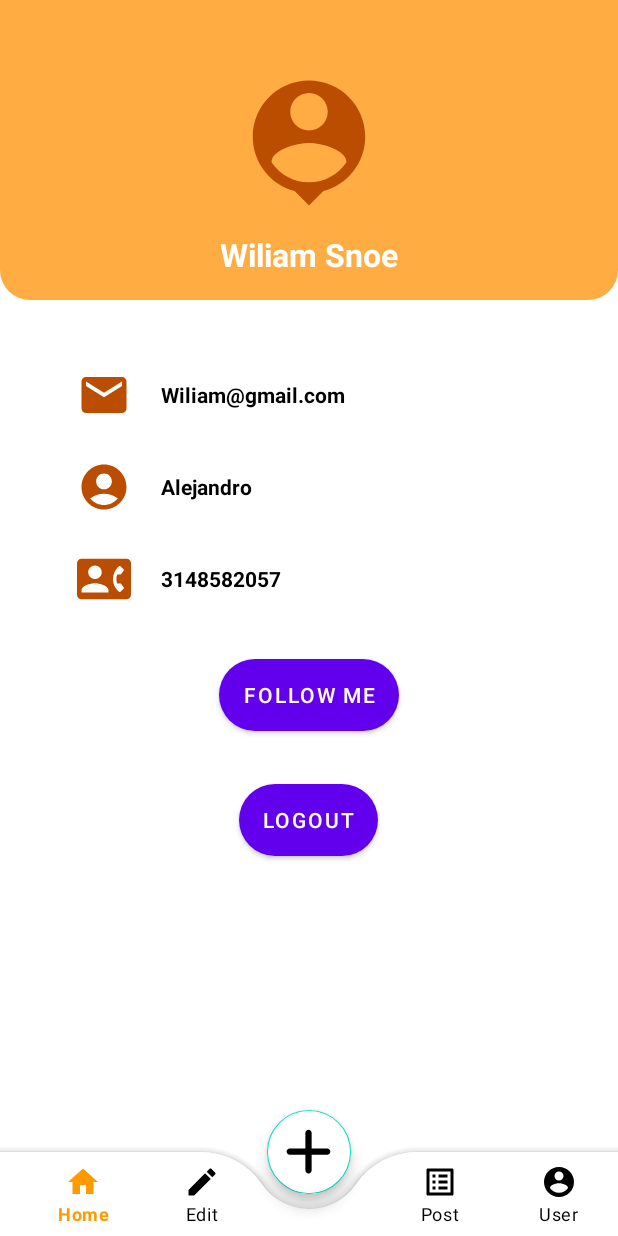
After one commit to YearlyBuzzard/DDYSS, an Android app: the fragment ProfileUser placed in its activity, on a phone screen of 412 x 824 dp. The commit adds this screen. Run offline under Robolectric (Android 15) with nearby library versions, the phone set to English and light mode, and no system bars.

Commit message:
new project

```diff
--- a/app/build.gradle
+++ b/app/build.gradle
@@ -36,6 +36,7 @@ dependencies {
     implementation 'androidx.constraintlayout:constraintlayout:2.1.4'
     implementation 'com.google.firebase:firebase-auth:21.0.2'
     implementation 'com.google.firebase:firebase-firestore:24.0.2'
+    implementation 'androidx.cardview:cardview:1.0.0'
     testImplementation 'junit:junit:4.13.2'
     androidTestImplementation 'androidx.test.ext:junit:1.1.3'
     androidTestImplementation 'androidx.test.espresso:espresso-core:3.4.0'
--- a/app/src/main/java/com/example/ddyssadmin/Dashboard_admin.java
+++ b/app/src/main/java/com/example/ddyssadmin/Dashboard_admin.java
@@ -12,7 +12,9 @@ import com.google.android.material.navigation.NavigationBarView;
 
 public class Dashboard_admin extends AppCompatActivity {
 
+
     Home_Admin Padmin = new Home_Admin();
+    ProfileUser UserProfile = new ProfileUser();
     FloatingActionButton crear;
     BottomNavigationView bottomnavigationView;
 
@@ -34,6 +36,9 @@ public class Dashboard_admin extends AppCompatActivity {
                     case R.id.home:
                         getSupportFragmentManager().beginTransaction().replace(R.id.container, Padmin).commit();
                         return true;
+                    case R.id.account:
+                        getSupportFragmentManager().beginTransaction().replace(R.id.container, UserProfile).commit();
+                        return true;
                 }
                 return false;
             }
--- /dev/null
+++ b/app/src/main/java/com/example/ddyssadmin/ProfileUser.java
@@ -0,0 +1,64 @@
+package com.example.ddyssadmin;
+
+import android.os.Bundle;
+
+import androidx.fragment.app.Fragment;
+
+import android.view.LayoutInflater;
+import android.view.View;
+import android.view.ViewGroup;
+
+/**
+ * A simple {@link Fragment} subclass.
+ * Use the {@link ProfileUser#newInstance} factory method to
+ * create an instance of this fragment.
+ */
+public class ProfileUser extends Fragment {
+
+    // TODO: Rename parameter arguments, choose names that match
+    // the fragment initialization parameters, e.g. ARG_ITEM_NUMBER
+    private static final String ARG_PARAM1 = "param1";
+    private static final String ARG_PARAM2 = "param2";
+
+    // TODO: Rename and change types of parameters
+    private String mParam1;
+    private String mParam2;
+
+    public ProfileUser() {
+        // Required empty public constructor
+    }
+
+    /**
+     * Use this factory method to create a new instance of
+     * this fragment using the provided parameters.
+     *
+     * @param param1 Parameter 1.
+     * @param param2 Parameter 2.
+     * @return A new instance of fragment ProfileUser.
+     */
+    // TODO: Rename and change types and number of parameters
+    public static ProfileUser newInstance(String param1, String param2) {
+        ProfileUser fragment = new ProfileUser();
+        Bundle args = new Bundle();
+        args.putString(ARG_PARAM1, param1);
+        args.putString(ARG_PARAM2, param2);
+        fragment.setArguments(args);
+        return fragment;
+    }
+
+    @Override
+    public void onCreate(Bundle savedInstanceState) {
+        super.onCreate(savedInstanceState);
+        if (getArguments() != null) {
+            mParam1 = getArguments().getString(ARG_PARAM1);
+            mParam2 = getArguments().getString(ARG_PARAM2);
+        }
+    }
+
+    @Override
+    public View onCreateView(LayoutInflater inflater, ViewGroup container,
+                             Bundle savedInstanceState) {
+        // Inflate the layout for this fragment
+        return inflater.inflate(R.layout.fragment_profile_user, container, false);
+    }
+}
--- a/app/src/main/res/drawable-v24/header_bg.xml
+++ b/app/src/main/res/drawable-v24/header_bg.xml
@@ -1,7 +1,7 @@
 <?xml version="1.0" encoding="utf-8"?>
 <shape xmlns:android="http://schemas.android.com/apk/res/android"
 android:shape="rectangle">
-<solid android:color="#FF9A00" />
+<solid android:color="#ffad42" />
 <corners
     android:bottomRightRadius="20dp"
     android:bottomLeftRadius="20dp" />
--- a/app/src/main/res/drawable/bg.xml
+++ b/app/src/main/res/drawable/bg.xml
@@ -1,5 +1,5 @@
 <?xml version="1.0" encoding="utf-8"?>
 <shape xmlns:android="http://schemas.android.com/apk/res/android">
-    <solid android:color="#FF9A00"/>
+    <solid android:color="#ffad42"/>
     <corners android:radius="500dp"/>
 </shape>
--- /dev/null
+++ b/app/src/main/res/drawable/ic_account_circle.xml
@@ -0,0 +1,5 @@
+<vector android:height="24dp" android:tint="#BB4D00"
+    android:viewportHeight="24" android:viewportWidth="24"
+    android:width="24dp" xmlns:android="http://schemas.android.com/apk/res/android">
+    <path android:fillColor="@android:color/white" android:pathData="M12,2C6.48,2 2,6.48 2,12s4.48,10 10,10s10,-4.48 10,-10S17.52,2 12,2zM12,6c1.93,0 3.5,1.57 3.5,3.5S13.93,13 12,13s-3.5,-1.57 -3.5,-3.5S10.07,6 12,6zM12,20c-2.03,0 -4.43,-0.82 -6.14,-2.88C7.55,15.8 9.68,15 12,15s4.45,0.8 6.14,2.12C16.43,19.18 14.03,20 12,20z"/>
+</vector>
--- /dev/null
+++ b/app/src/main/res/drawable/ic_baseline_person_pin_24.xml
@@ -0,0 +1,5 @@
+<vector android:height="24dp" android:tint="#BB4D00"
+    android:viewportHeight="24" android:viewportWidth="24"
+    android:width="24dp" xmlns:android="http://schemas.android.com/apk/res/android">
+    <path android:fillColor="@android:color/white" android:pathData="M12,2c-4.97,0 -9,4.03 -9,9 0,4.17 2.84,7.67 6.69,8.69L12,22l2.31,-2.31C18.16,18.67 21,15.17 21,11c0,-4.97 -4.03,-9 -9,-9zM12,4c1.66,0 3,1.34 3,3s-1.34,3 -3,3 -3,-1.34 -3,-3 1.34,-3 3,-3zM12,18.3c-2.5,0 -4.71,-1.28 -6,-3.22 0.03,-1.99 4,-3.08 6,-3.08 1.99,0 5.97,1.09 6,3.08 -1.29,1.94 -3.5,3.22 -6,3.22z"/>
+</vector>
--- /dev/null
+++ b/app/src/main/res/drawable/ic_email.xml
@@ -0,0 +1,5 @@
+<vector android:height="24dp" android:tint="#BB4D00"
+    android:viewportHeight="24" android:viewportWidth="24"
+    android:width="24dp" xmlns:android="http://schemas.android.com/apk/res/android">
+    <path android:fillColor="@android:color/white" android:pathData="M20,4L4,4c-1.1,0 -1.99,0.9 -1.99,2L2,18c0,1.1 0.9,2 2,2h16c1.1,0 2,-0.9 2,-2L22,6c0,-1.1 -0.9,-2 -2,-2zM20,8l-8,5 -8,-5L4,6l8,5 8,-5v2z"/>
+</vector>
--- /dev/null
+++ b/app/src/main/res/drawable/ic_round_contact_phone_24.xml
@@ -0,0 +1,5 @@
+<vector android:height="24dp" android:tint="#BB4D00"
+    android:viewportHeight="24" android:viewportWidth="24"
+    android:width="24dp" xmlns:android="http://schemas.android.com/apk/res/android">
+    <path android:fillColor="@android:color/white" android:pathData="M22,3L2,3C0.9,3 0,3.9 0,5v14c0,1.1 0.9,2 2,2h20c1.1,0 1.99,-0.9 1.99,-2L24,5c0,-1.1 -0.9,-2 -2,-2zM8,6c1.66,0 3,1.34 3,3s-1.34,3 -3,3 -3,-1.34 -3,-3 1.34,-3 3,-3zM14,18L2,18v-1c0,-2 4,-3.1 6,-3.1s6,1.1 6,3.1v1zM17.85,14h1.39c0.16,0 0.3,0.07 0.4,0.2l1.1,1.45c0.15,0.2 0.13,0.48 -0.05,0.65l-1.36,1.36c-0.18,0.18 -0.48,0.2 -0.67,0.04 -1.13,-0.96 -1.97,-2.25 -2.38,-3.71 -0.18,-0.63 -0.28,-1.3 -0.28,-1.99s0.1,-1.36 0.28,-2c0.41,-1.47 1.25,-2.75 2.38,-3.71 0.2,-0.17 0.49,-0.14 0.67,0.04l1.36,1.36c0.18,0.18 0.2,0.46 0.05,0.65l-1.1,1.45c-0.09,0.13 -0.24,0.2 -0.4,0.2h-1.39c-0.22,0.63 -0.35,1.3 -0.35,2s0.13,1.38 0.35,2.01z"/>
+</vector>
--- /dev/null
+++ b/app/src/main/res/layout/fragment_profile_user.xml
@@ -0,0 +1,142 @@
+<?xml version="1.0" encoding="utf-8"?>
+<LinearLayout xmlns:android="http://schemas.android.com/apk/res/android"
+    xmlns:app="http://schemas.android.com/apk/res-auto"
+    xmlns:tools="http://schemas.android.com/tools"
+    android:layout_width="match_parent"
+    android:layout_height="match_parent"
+    android:background="@color/white"
+    android:orientation="vertical">
+
+    <RelativeLayout
+        android:layout_width="match_parent"
+        android:layout_height="200dp">
+
+        <LinearLayout
+            android:layout_width="match_parent"
+            android:layout_height="match_parent"
+            android:background="@drawable/header_bg"
+            android:orientation="vertical">
+
+            <ImageView
+                android:layout_width="100dp"
+                android:layout_height="100dp"
+                android:layout_gravity="center_horizontal"
+                android:layout_marginTop="45dp"
+                android:src="@drawable/ic_baseline_person_pin_24" />
+
+            <TextView
+                android:layout_width="wrap_content"
+                android:layout_height="wrap_content"
+                android:layout_gravity="center_horizontal"
+                android:layout_marginTop="10dp"
+                android:text="Wiliam Snoe"
+                android:textColor="#fff"
+                android:textSize="21sp"
+                android:textStyle="bold" />
+        </LinearLayout>
+    </RelativeLayout>
+
+    <LinearLayout
+        android:layout_width="360dp"
+        android:layout_height="wrap_content"
+        android:orientation="vertical"
+        android:layout_gravity="center"
+        android:layout_marginTop="45dp">
+        <LinearLayout
+            android:orientation="horizontal"
+            android:paddingLeft="25dp"
+            android:layout_width="match_parent"
+            android:layout_height="wrap_content">
+            <ImageView
+                android:layout_width="36dp"
+                android:layout_height="36dp"
+                android:src="@drawable/ic_email"/>
+            <TextView
+                android:textColor="#000"
+                android:textStyle="bold"
+                android:layout_gravity="center_vertical"
+                android:layout_width="wrap_content"
+                android:layout_height="wrap_content"
+                android:paddingLeft="20dp"
+
+                android:text="Wiliam@gmail.com"/>
+        </LinearLayout>
+        <LinearLayout
+            android:layout_marginTop="25dp"
+            android:orientation="horizontal"
+            android:paddingLeft="25dp"
+            android:layout_width="match_parent"
+            android:layout_height="wrap_content">
+            <ImageView
+                android:layout_width="36dp"
+                android:layout_height="36dp"
+                android:src="@drawable/ic_account_circle"/>
+            <TextView
+                android:textColor="#000"
+                android:textStyle="bold"
+                android:layout_gravity="center_vertical"
+                android:layout_width="wrap_content"
+                android:layout_height="wrap_content"
+                android:paddingLeft="20dp"
+                android:text="Alejandro"/>
+        </LinearLayout>
+        <LinearLayout
+            android:layout_marginTop="25dp"
+            android:orientation="horizontal"
+            android:paddingLeft="25dp"
+            android:layout_width="match_parent"
+            android:layout_height="wrap_content">
+            <ImageView
+                android:layout_width="36dp"
+                android:layout_height="36dp"
+                android:src="@drawable/ic_round_contact_phone_24"/>
+            <TextView
+                android:textStyle="bold"
+                android:textColor="#000"
+                android:layout_gravity="center_vertical"
+                android:layout_width="wrap_content"
+                android:layout_height="wrap_content"
+                android:paddingLeft="20dp"
+                android:text="3148582057"/>
+        </LinearLayout>
+
+        <!-- <LinearLayout
+            android:layout_marginTop="25dp"
+            android:orientation="horizontal"
+            android:paddingLeft="25dp"
+            android:layout_width="match_parent"
+            android:layout_height="wrap_content">
+            <ImageView
+                android:layout_width="36dp"
+                android:layout_height="36dp"
+                android:src="@drawable/ic_edit"/>
+            <TextView
+                android:textStyle="bold"
+
+                android:layout_gravity="center_vertical"
+                android:layout_width="wrap_content"
+                android:layout_height="wrap_content"
+                android:paddingLeft="20dp"
+                android:text="Show all comments"/>
+        </LinearLayout> -->
+    </LinearLayout>
+
+    <Button
+        android:textColor="#fff"
+        android:background="@drawable/bg"
+        android:layout_marginTop="35dp"
+        android:layout_gravity="center_horizontal"
+        android:layout_width="wrap_content"
+        android:layout_height="wrap_content"
+        android:text="Follow Me"/>
+
+    <Button
+        android:textColor="#fff"
+        android:background="@drawable/bg"
+        android:layout_marginTop="35dp"
+        android:layout_gravity="center_horizontal"
+        android:layout_width="wrap_content"
+        android:layout_height="wrap_content"
+        android:text="Logout"/>
+
+</LinearLayout>
--- a/app/src/main/res/values-night/themes.xml
+++ b/app/src/main/res/values-night/themes.xml
@@ -2,8 +2,8 @@
     <!-- Base application theme. -->
     <style name="Theme.DDYSSADMIN" parent="Theme.MaterialComponents.DayNight.NoActionBar">
         <!-- Primary brand color. -->
-        <item name="colorPrimary">@color/purple_200</item>
-        <item name="colorPrimaryVariant">@color/purple_700</item>
+        <item name="colorPrimary">@color/Color_P</item>
+        <item name="colorPrimaryVariant">@color/Color_P_light</item>
         <item name="colorOnPrimary">@color/black</item>
         <!-- Secondary brand color. -->
         <item name="colorSecondary">@color/teal_200</item>
--- a/app/src/main/res/values/colors.xml
+++ b/app/src/main/res/values/colors.xml
@@ -8,4 +8,6 @@
     <color name="black">#FF000000</color>
     <color name="white">#FFFFFFFF</color>
     <color name="Color_P">#FF9A00</color>
+    <color name="Color_P_light">#ffad42</color>
+    <color name="Color_P_dark">#bb4d00</color>
 </resources>
```
Also changed, not shown: app/src/main/java/com/example/ddyssadmin/holl.java (added, +64 -0 lines), app/src/main/java/com/example/ddyssadmin/login.java (+21 -5 lines), app/src/main/res/drawable/buttonstyle.xml (added, +9 -0 lines), app/src/main/res/drawable/gradientbackground.xml (added, +8 -0 lines), app/src/main/res/layout/fragment_holl.xml (added, +14 -0 lines).
